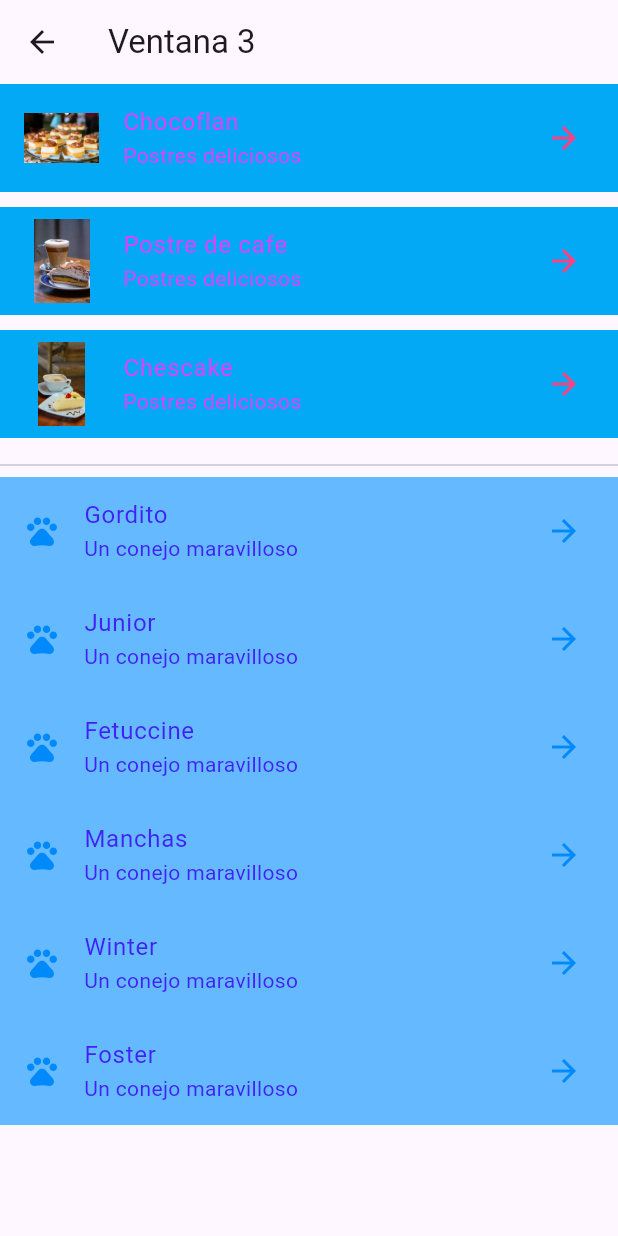
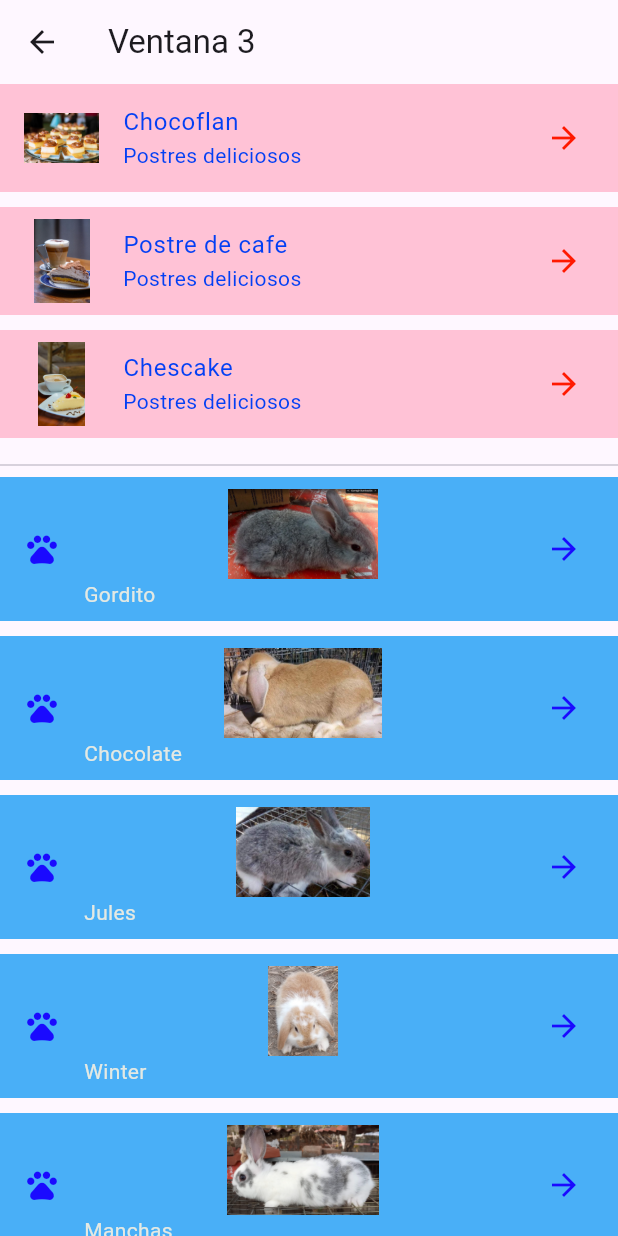
Before and after one commit to fernandezalexia57-has/elementos4a26, a Flutter app: the screen it shows after launch, after a tap on "Ejemplo de ListView", on a phone screen of 412 x 824 dp. Run offline on Flutter 3.47's test engine with Material 3 defaults, Android fonts, the phone set to English and light mode, and no system bars.

```diff
--- a/lib/screens/screen1.dart
+++ b/lib/screens/screen1.dart
@@ -2,6 +2,7 @@ import 'package:flutter/material.dart';
 import 'package:flutter_application_2/screens/screen2.dart';
 import 'package:flutter_application_2/screens/screen3.dart';
 import 'package:flutter_application_2/screens/screen4.dart';
+import 'package:flutter_application_2/screens/screen5.dart';
 
 class Screen1 extends StatelessWidget {
   const Screen1({super.key});
@@ -33,6 +34,13 @@ class Screen1 extends StatelessWidget {
               boton('Ejemplo de ListView', Colors.pink, context, Screen3()),
               SizedBox(height: 20),
               boton('Entradas de datos', const Color.fromARGB(255, 246, 137, 204), context, Screen4()),
+              SizedBox(height: 20),
+              botonStateful(
+                'Elementos de entrada',
+                Colors.green,
+                context,
+                Screen5(),
+              ),
             ],
           ),
         ),
@@ -61,4 +69,29 @@ class Screen1 extends StatelessWidget {
     ),
     );
   }
+
+  Widget botonStateful(
+    String texto,
+    Color color1,
+    BuildContext context,
+    StatefulWidget screen,
+  ) {
+    return ElevatedButton(
+      onPressed: () {
+        Navigator.push(
+          context,
+          MaterialPageRoute(builder: (context) => screen),
+        );
+      },
+      style: ElevatedButton.styleFrom(
+        backgroundColor: color1,
+        padding: const EdgeInsets.symmetric(horizontal: 50, vertical: 20),
+        shape: RoundedRectangleBorder(borderRadius: BorderRadius.circular(30)),
+      ),
+      child: Text(
+        texto,
+        style: TextStyle(color: Colors.greenAccent, fontSize: 20),
+      ),
+    );
+  }
 }
--- a/lib/screens/screen3.dart
+++ b/lib/screens/screen3.dart
@@ -9,14 +9,13 @@ class Screen3 extends StatelessWidget {
     'Chescake': 'assets/imgs/postre2.jpg'
   };
 
-  final conejos = const [
-    'Gordito',
-    'Junior',
-    'Fetuccine',
-    'Manchas',
-    'Winter',
-    'Foster',
-  ];
+  final Map<String, String> conejo = const {
+    'Gordito': 'assets/imgs/gordito.png',
+    'Chocolate': 'assets/imgs/chocolate.png',
+    'Jules': 'assets/imgs/jules.png',
+    'Winter': 'assets/imgs/winter.png',
+    'Manchas': 'assets/imgs/manchas.png'
+  };
 
   @override
   Widget build(BuildContext context) {
@@ -27,22 +26,20 @@ class Screen3 extends StatelessWidget {
           ...postre.entries.map((postree){
             return _tilePostre(postree.key,
                 postree.value,
-                Colors.lightBlue,
-                Colors.pinkAccent,
-                Colors.purpleAccent,
+                const Color.fromARGB(255, 255, 194, 214),
+                const Color.fromARGB(255, 255, 25, 0),
+                const Color.fromARGB(255, 3, 63, 244),
             );
           }),
           Divider(),
-          ...conejos.map((conejo)=>ListTile(
-            leading: Icon(Icons.pets_rounded),
-            title: Text(conejo),
-            subtitle: Text('Un conejo maravilloso'),
-            trailing: Icon(Icons.arrow_forward),
-            tileColor: const Color.fromARGB(255, 101, 186, 255),
-            iconColor: const Color.fromARGB(255, 0, 137, 250),
-            textColor: const Color.fromARGB(255, 65, 33, 243),
-          ),
-          ),
+          ...conejo.entries.map((conejoo){
+            return _tileConejo(conejoo.key,
+                conejoo.value,
+                const Color.fromARGB(255, 73, 175, 247),
+                const Color.fromARGB(255, 26, 10, 255),
+                const Color.fromARGB(255, 228, 233, 227),
+            );
+          }),
         ],
       ),
     );
@@ -73,4 +70,31 @@ class Screen3 extends StatelessWidget {
       ],
     );
   }
+
+
+    Widget _tileConejo(
+    String posName,
+    String posImage,
+    Color tileColor,
+    Color iconColor,
+    Color textColor
+  ) {
+    final tile = ListTile(
+            leading: Icon(Icons.pets_rounded),
+            title: Image.asset(posImage, width: 50, height: 60),
+            subtitle: Text(posName),
+            trailing: Icon(Icons.arrow_forward),
+            tileColor: tileColor,
+            iconColor: iconColor,
+            textColor: textColor,
+    );
+
+    final espacio = SizedBox(height: 10);
+    return Column(
+      children: [
+        tile,
+        espacio
+      ],
+    );
+  }
 }
```
Also changed, not shown: lib/screens/screen5.dart (added, +35 -0 lines), pubspec.yaml (+7 -1 lines), assets/imgs/chocolate.png (added), assets/imgs/gordito.png (added), assets/imgs/jules.png (added), assets/imgs/manchas.png (added), assets/imgs/postre6.jpg (deleted), assets/imgs/winter.png (added).
